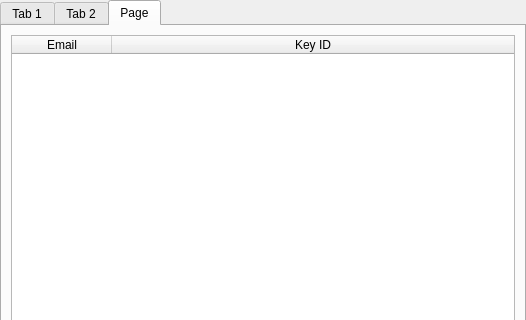
The window that src/leap/bitmask/gui/ui/preferences_email_page.ui (leapcode/bitmask_client) describes before a commit, drawn with Qt 5; both pictures show x 0 to 526 and y 0 to 320 of the 526 by 605 pixel window.
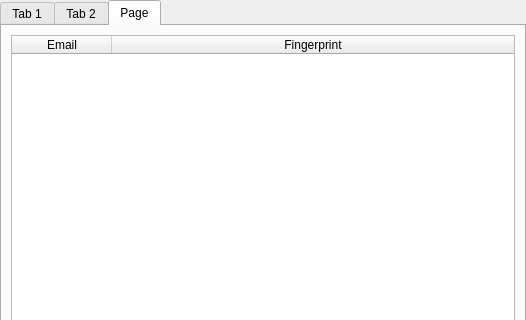
The same window after the commit. The open tabs and pages were chosen to show the change.

Commit message: [bug] represent keys correctly in preference window

What changed in the file:
```diff
--- a/src/leap/bitmask/gui/ui/preferences_email_page.ui
+++ b/src/leap/bitmask/gui/ui/preferences_email_page.ui
@@ -581,7 +581,7 @@
          </column>
          <column>
           <property name="text">
-           <string>Key ID</string>
+           <string>Fingerprint</string>
           </property>
          </column>
         </widget>
```
The commit also changes 2 other files.
